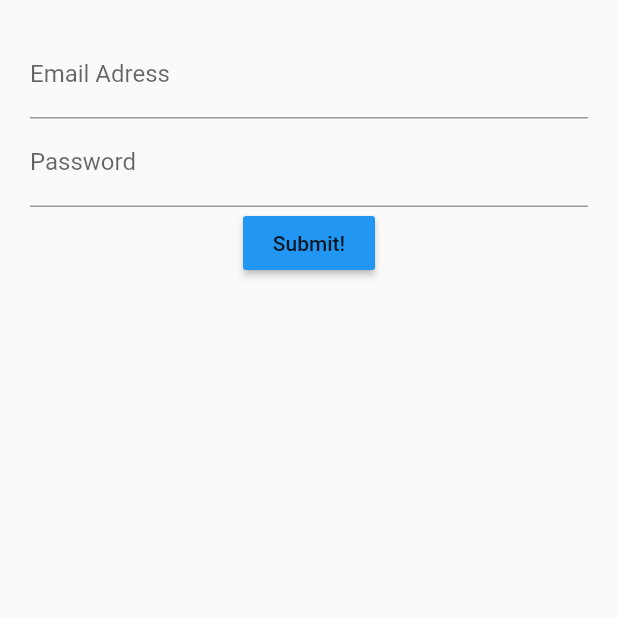
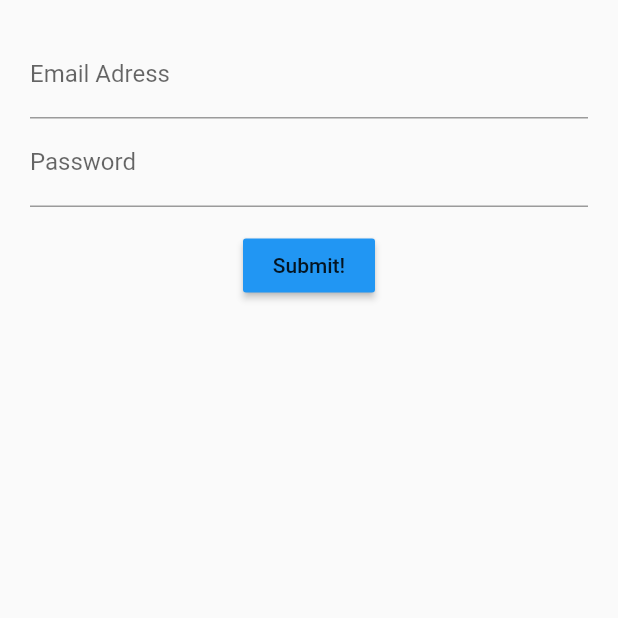
Before and after one commit to Dawlatzai/flutter-stateful-login, a Flutter app: the screen it shows after launch, on a phone screen of 412 x 824 dp, the top half of it. Run offline on Flutter 3.47's test engine with Material 2 defaults, Android fonts, the phone set to English and light mode, and no system bars.

Commit message:
Add margin to all elements

```diff
--- a/lib/src/screens/login_screen.dart
+++ b/lib/src/screens/login_screen.dart
@@ -18,6 +18,7 @@ class LoginScreenState extends State<LoginScreen> {
           children: <Widget>[
             _emailField(),
             _passwordField(),
+            Container(margin: EdgeInsets.only(top: 15.0),),
             _submitButton(),
           ],
         ),
```
